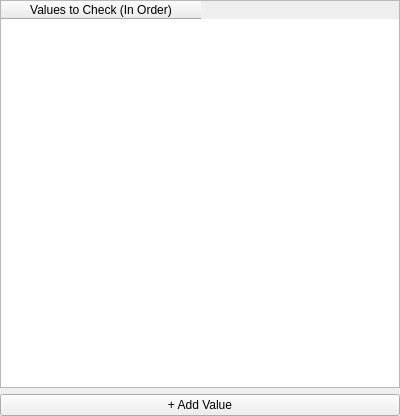
First picture: the form in atef/ui/value_set_widget.ui, repository pcdshub/atef, before the edit.
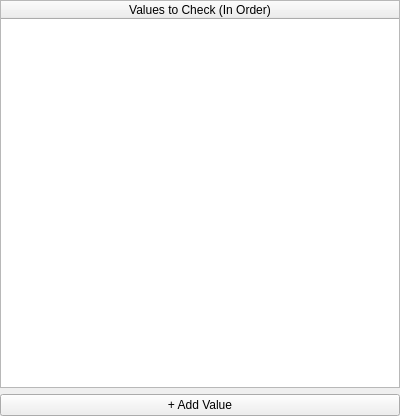
Second picture: the form after the edit.

```diff
--- a/atef/ui/value_set_widget.ui
+++ b/atef/ui/value_set_widget.ui
@@ -67,6 +67,9 @@
      <attribute name="horizontalHeaderDefaultSectionSize">
       <number>200</number>
      </attribute>
+     <attribute name="horizontalHeaderStretchLastSection">
+      <bool>true</bool>
+     </attribute>
      <attribute name="verticalHeaderVisible">
       <bool>false</bool>
      </attribute>
```
